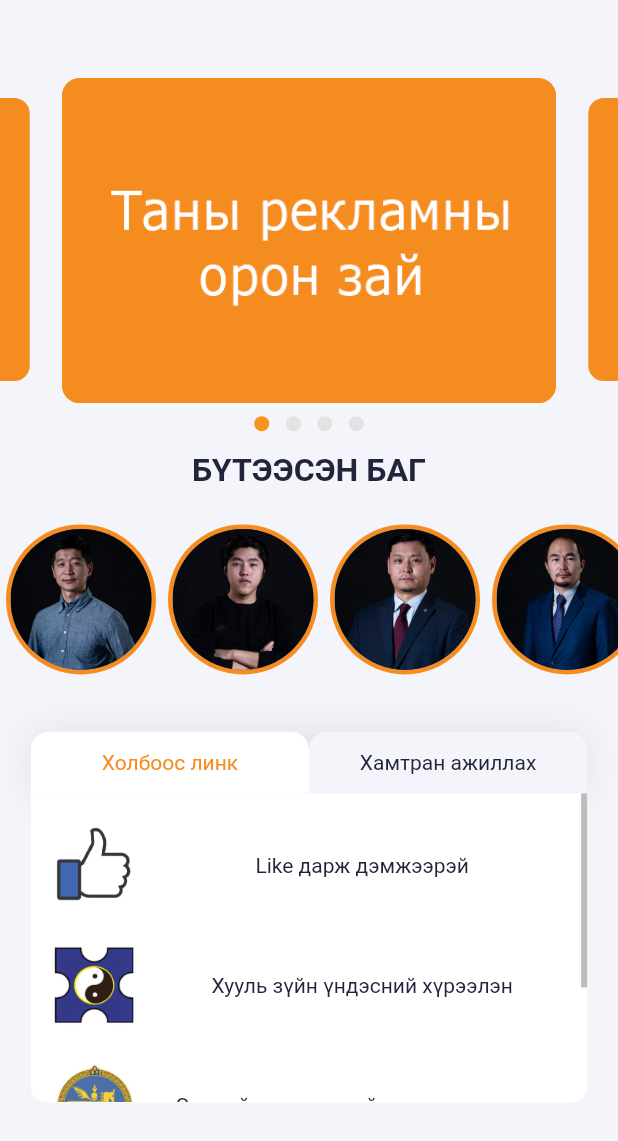
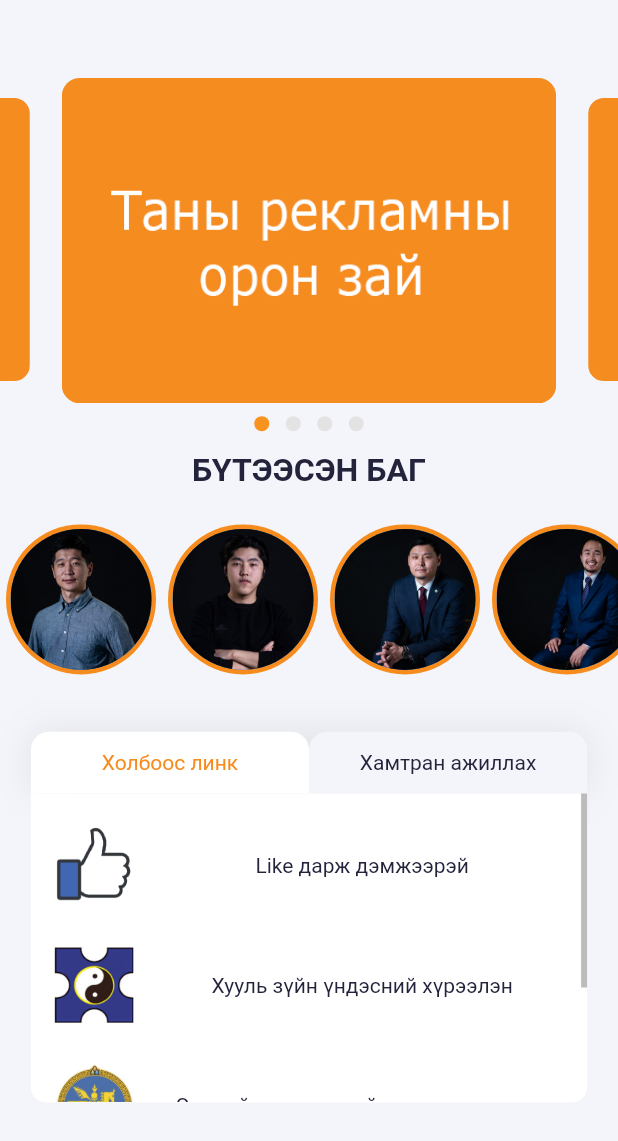
Before and after one commit to temka0170/lawapp, a Flutter app: the MyHome screen opened directly, on a phone screen of 412 x 824 dp. Shown: the top 1141 px of the screen. Run offline on Flutter 3.47's test engine with Material 2 defaults, Android fonts, the phone set to English and light mode, and no system bars; drawn by our look-alikes of carousel_slider; our stand-ins replace curved_navigation_bar, dio; missing offline and left inert: flutter_phone_direct_caller; Roboto replaces fonts that are missing (SFProDisplay); project files that could hold a hidden picture were left out.

Commit message:
small fixes

```diff
--- a/lib/custom_func_data/team_carousel_items.dart
+++ b/lib/custom_func_data/team_carousel_items.dart
@@ -90,7 +90,7 @@ class _TeamCarouselState extends State<TeamCarousel> {
                         backgroundColor: Color(0xfff78c1e),
                         child: CircleAvatar(
                           radius: 47,
-                          backgroundImage: AssetImage("assets/creators_png/lawyer1M.jpg"),
+                          backgroundImage: AssetImage("assets/creators_png/lawyer1_2.jpg"),
                         ),
                       ),
                     ),
@@ -107,7 +107,7 @@ class _TeamCarouselState extends State<TeamCarousel> {
                         backgroundColor: Color(0xfff78c1e),
                         child: CircleAvatar(
                           radius: 47,
-                          backgroundImage: AssetImage("assets/creators_png/lawyer2M.jpg"),
+                          backgroundImage: AssetImage("assets/creators_png/lawyer2_2.jpg"),
                         ),
                       ),
                     ),
@@ -185,7 +185,7 @@ class _TeamCarouselState extends State<TeamCarousel> {
                   Align(
                     alignment: Alignment.topRight,
                     child: Padding(
-                      padding: const EdgeInsets.only(top: 28.0, right: 28.0),
+                      padding: const EdgeInsets.only(top: 35.0, right: 28.0),
                       child: GestureDetector(
                         onTap: () {
                           Navigator.of(context).pop();
--- a/pubspec.yaml
+++ b/pubspec.yaml
@@ -15,7 +15,7 @@ publish_to: 'none' # Remove this line if you wish to publish to pub.dev
 # In iOS, build-name is used as CFBundleShortVersionString while build-number used as CFBundleVersion.
 # Read more about iOS versioning at
 # https://developer.apple.com/library/archive/documentation/General/Reference/InfoPlistKeyReference/Articles/CoreFoundationKeys.html
-version: 1.2.0+7
+version: 1.2.1+8
 
 environment:
   sdk: ">=2.7.0 <3.0.0"
```
Also changed, not shown: 1 other file.
